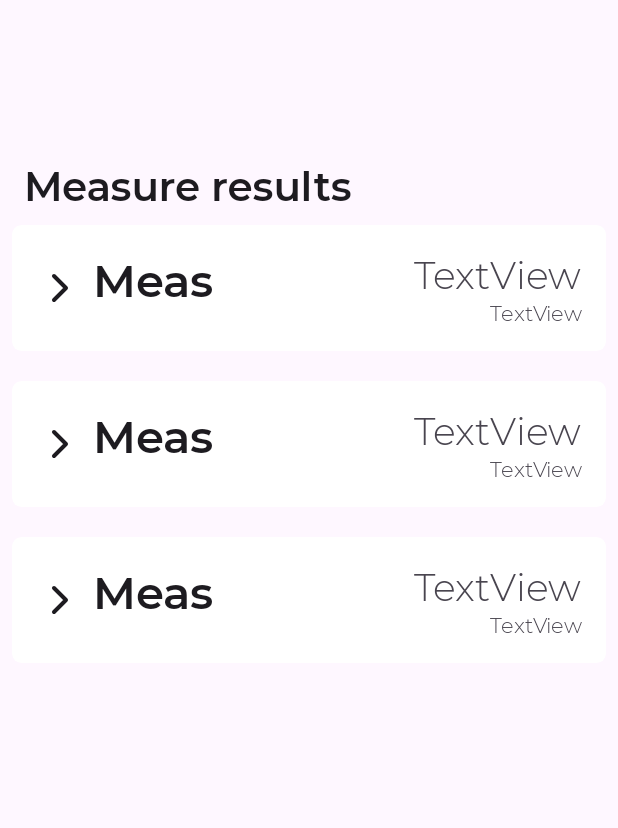
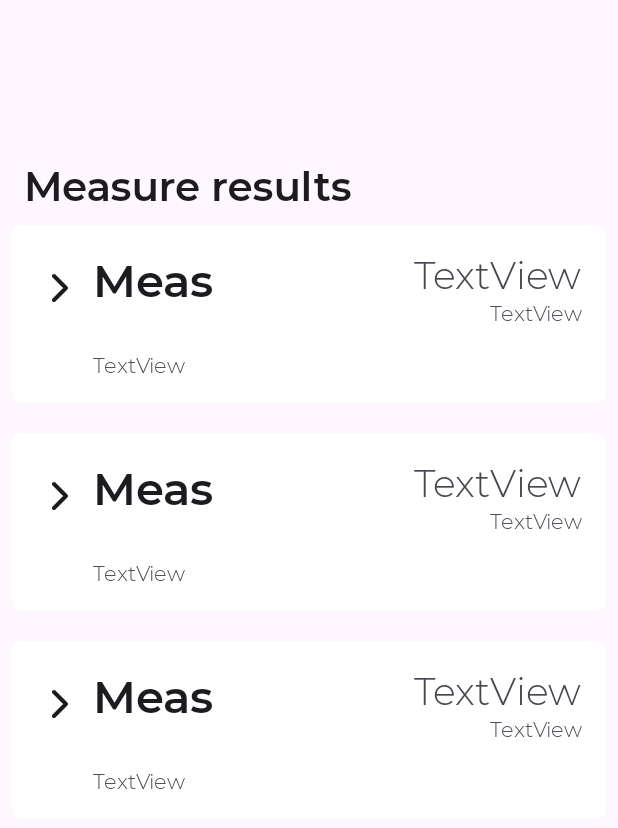
Before and after one commit to TheArtyomMDev/BeWell, an Android app: the layout activity_result.xml on its own in the app's theme, with its tools: preview values and no code run, on a phone screen of 412 x 824 dp. Shown: the top 828 px of the screen. Run offline under Robolectric (Android 15) with nearby library versions, the phone set to English and light mode, and no system bars.

Commit message:
IN transaltion & finished recycler view

```diff
--- a/app/build.gradle
+++ b/app/build.gradle
@@ -8,8 +8,8 @@ android {
         applicationId "com.bewell"
         minSdkVersion 21
         targetSdkVersion 32
-        versionCode 1
-        versionName "2.0.0-alpha"
+        versionCode 3
+        versionName "3.0.0-alpha"
         testInstrumentationRunner 'androidx.test.runner.AndroidJUnitRunner'
     }
     buildTypes {
--- a/app/src/main/java/com/bewell/presenter/StartMeasurePresenter.kt
+++ b/app/src/main/java/com/bewell/presenter/StartMeasurePresenter.kt
@@ -38,7 +38,7 @@ class StartMeasurePresenter: MainContract.Presenter<StartMeasureView> {
         confirmButton.isEnabled = true
 
         measureTimeInSec = when(order) {
-            0 -> 10
+            0 -> 150
             1 -> 300
             2 -> 450
             else -> throw Exception("Wrong id of radiobutton")
--- a/app/src/main/res/layout/recyclerview_item.xml
+++ b/app/src/main/res/layout/recyclerview_item.xml
@@ -84,19 +84,18 @@ too. layout_gravity="center_horizontal" is a lot simpler.
 
                 <LinearLayout
                     android:id="@+id/expand_view"
-                    android:layout_width="match_parent"
+                    android:layout_width="fill_parent"
                     android:layout_height="wrap_content"
                     android:layout_below="@+id/textViewSmall"
                     android:layout_alignStart="@+id/textViewLarge"
                     android:layout_marginTop="16dp"
-                    android:layout_marginEnd="16dp"
                     android:orientation="vertical"
                     android:visibility="gone"
-                    tools:visibility="gone">
+                    tools:visibility="visible">
 
                     <TextView
                         android:id="@+id/description_text"
-                        android:layout_width="wrap_content"
+                        android:layout_width="fill_parent"
                         android:layout_height="wrap_content"
                         android:text="TextView" />
                 </LinearLayout>
--- a/app/src/main/res/values/strings.xml
+++ b/app/src/main/res/values/strings.xml
@@ -35,5 +35,5 @@
     <string name="give_camera_permission">To use this app you need to grant camera permission</string>
     <string name="grant_permission">Grant</string>
     <string name="confirm" translatable="false">OK</string>
-    <string name="in_info">IN</string>
+    <string name="in_info">Stress Index. The main indicator of the state of adaptation</string>
 </resources>
```
Also changed, not shown: app/src/main/java/com/bewell/ui/ResultRecyclerAdapter.kt (+41 -6 lines), 1 other file.
